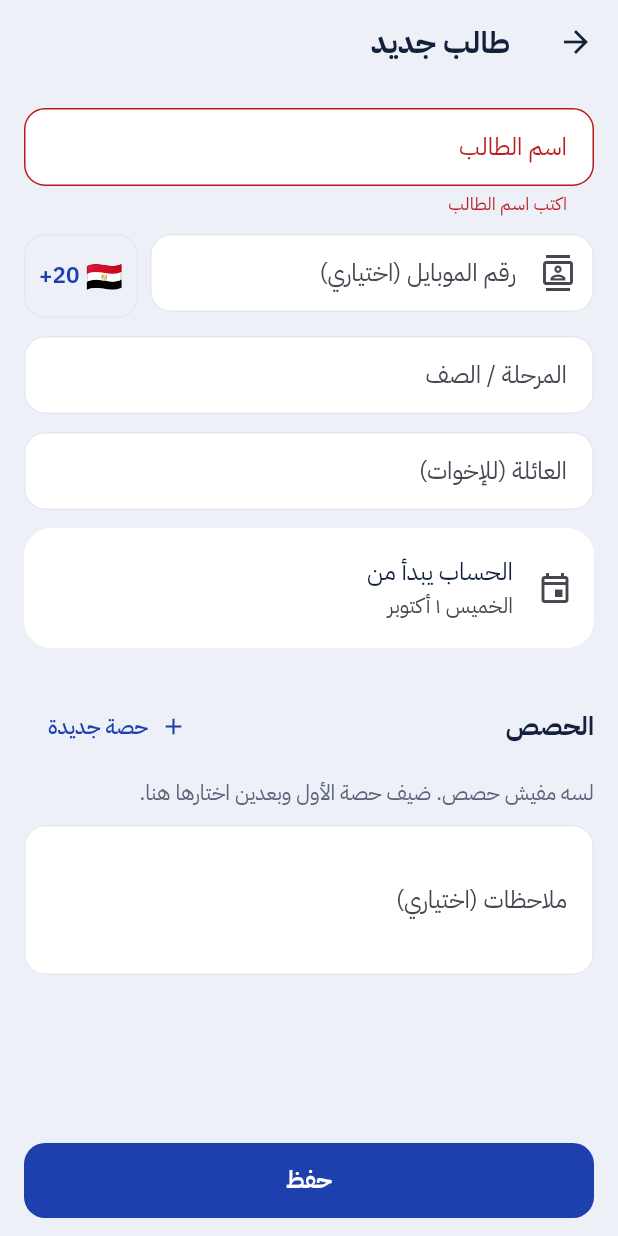
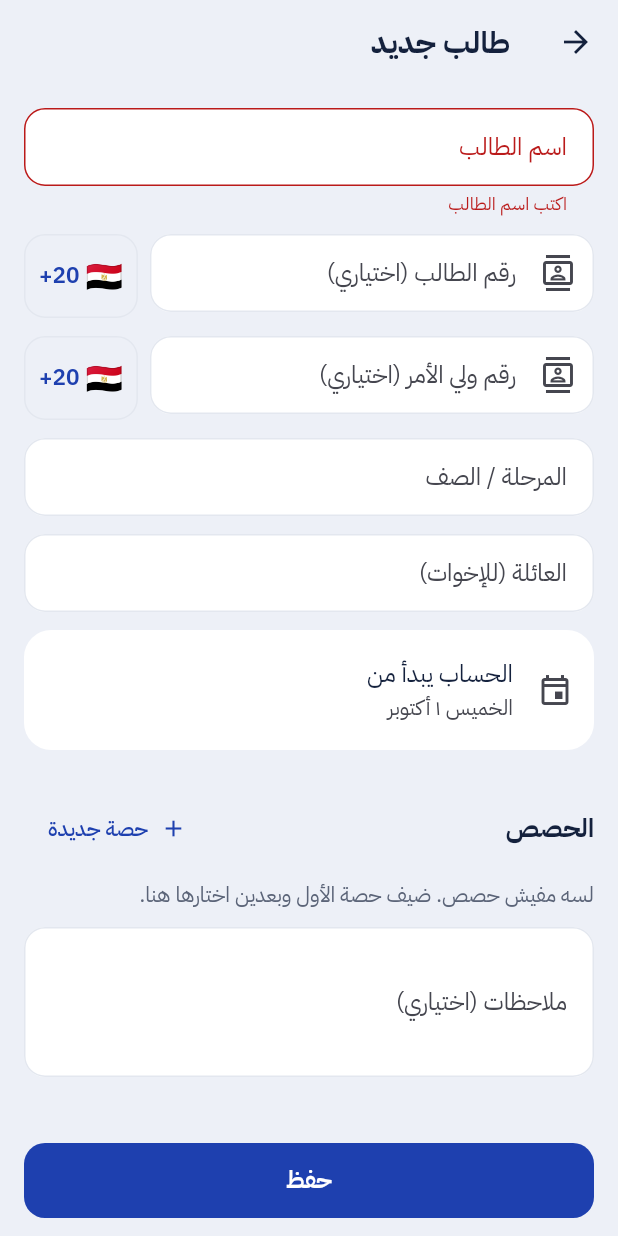
Before and after one commit to medokasemasd-ai/dorosi, a Flutter app: the StudentForm screen opened directly, after a tap on "حفظ", on a phone screen of 412 x 824 dp. Run offline on Flutter 3.47's test engine with Material 3 defaults, Android fonts, the phone set to English and light mode, and no system bars; our stand-ins replace file_picker, flutter_local_notifications, flutter_timezone, share_plus, timezone; missing offline and left inert: home_widget.

Commit message:
Keep a parent's number beside the student's
Each number has its own country code and contacts picker, the student page
offers call and WhatsApp for both, and payment reminders go to the parent
when there is one.

Co-Authored-By: Claude Opus 5.5 (1M context) <noreply@anthropic.com>
Claude-Session: https://claude.ai/code/session_01GDz5qe47P4iUSPjctsKpBB

```diff
--- a/lib/models.dart
+++ b/lib/models.dart
@@ -159,6 +159,7 @@ class Student {
     required this.id,
     required this.name,
     this.phone = '',
+    this.parentPhone = '',
     this.stage = '',
     this.family = '',
     this.notes = '',
@@ -173,6 +174,9 @@ class Student {
   String id;
   String name;
   String phone;
+
+  /// The parent's number, for calls and payment reminders.
+  String parentPhone;
   String stage;
 
   /// Students sharing the same family name are siblings.
@@ -188,10 +192,14 @@ class Student {
   bool archived;
   DateTime joinedAt;
 
+  /// Where payment reminders go: the parent if known, else the student.
+  String get billingPhone => parentPhone.isNotEmpty ? parentPhone : phone;
+
   Map<String, dynamic> toJson() => {
     'id': id,
     'name': name,
     'phone': phone,
+    'parentPhone': parentPhone,
     'stage': stage,
     'family': family,
     'notes': notes,
@@ -205,6 +213,7 @@ class Student {
     id: j['id'] as String,
     name: j['name'] as String,
     phone: (j['phone'] ?? '') as String,
+    parentPhone: (j['parentPhone'] ?? '') as String,
     stage: (j['stage'] ?? '') as String,
     family: (j['family'] ?? '') as String,
     notes: (j['notes'] ?? '') as String,
--- a/lib/ui/group_form.dart
+++ b/lib/ui/group_form.dart
@@ -2,6 +2,7 @@ import 'package:flutter/material.dart';
 
 import '../format.dart';
 import '../models.dart';
+import '../phone.dart';
 import '../store.dart';
 import 'common.dart';
 import 'student_form.dart';
@@ -449,7 +450,7 @@ class _GroupFormState extends State<GroupForm> {
     final s = Student(
       id: store.newId(),
       name: name.text.trim(),
-      phone: westernDigits(phone.text.trim()),
+      phone: joinPhone(splitPhone(phone.text).$1, splitPhone(phone.text).$2),
       family: family.text.trim(),
       stage: _stage.text.trim(),
       joinedAt: dateOnly(_start),
--- a/lib/ui/payments_page.dart
+++ b/lib/ui/payments_page.dart
@@ -219,7 +219,7 @@ class _PaymentsPageState extends State<PaymentsPage> {
               title: const Text('تسجيل دفع'),
               onTap: () => Navigator.pop(c, 'pay'),
             ),
-            if (s.phone.isNotEmpty && r.bill.remaining > 0)
+            if (s.billingPhone.isNotEmpty && r.bill.remaining > 0)
               ListTile(
                 leading: const Icon(Icons.chat_outlined),
                 title: const Text('تذكير بالمبلغ على واتساب'),
@@ -244,7 +244,7 @@ class _PaymentsPageState extends State<PaymentsPage> {
             '${r.bill.lessonsUnpaid > 0 ? '${unitsCount(r.bill.lessonsUnpaid)} لسه مدفوعتش، ' : ''}'
             'الباقي ${fmtMoney(r.bill.remaining, currency)}. شكرًا';
         await launchUrl(
-          Uri.parse('https://wa.me/${whatsappNumber(s.phone)}?text=${Uri.encodeComponent(text)}'),
+          Uri.parse('https://wa.me/${whatsappNumber(s.billingPhone)}?text=${Uri.encodeComponent(text)}'),
           mode: LaunchMode.externalApplication,
         );
       case 'open':
--- a/lib/ui/student_form.dart
+++ b/lib/ui/student_form.dart
@@ -83,8 +83,8 @@ class StudentForm extends StatefulWidget {
 class _StudentFormState extends State<StudentForm> {
   final _form = GlobalKey<FormState>();
   late final _name = TextEditingController(text: widget.student?.name);
-  final _phone = TextEditingController();
-  String _code = '20';
+  final _phone = _Phone();
+  final _parentPhone = _Phone();
   late final _stage = TextEditingController(text: widget.student?.stage);
   late final _family = TextEditingController(text: widget.student?.family);
   late final _notes = TextEditingController(text: widget.student?.notes);
@@ -101,9 +101,9 @@ class _StudentFormState extends State<StudentForm> {
     _init = true;
     final d = StoreScope.read(context).data;
     final s = widget.student;
-    final (code, local) = splitPhone(s?.phone ?? '', fallback: d.settings.currency == 'ر.س' ? '966' : '20');
-    _code = code;
-    _phone.text = local;
+    final fallback = d.settings.currency == 'ر.س' ? '966' : '20';
+    _phone.load(s?.phone ?? '', fallback);
+    _parentPhone.load(s?.parentPhone ?? '', fallback);
     if (s != null) {
       _groups.addAll(d.groupsOf(s, includeArchived: true).map((g) => g.id));
       s.priceOverrides.forEach((gid, p) => _prices[gid] = TextEditingController(text: _plain(p)));
@@ -142,32 +142,9 @@ class _StudentFormState extends State<StudentForm> {
               validator: (v) => (v ?? '').trim().isEmpty ? 'اكتب اسم الطالب' : null,
             ),
             const SizedBox(height: 12),
-            Row(
-              crossAxisAlignment: CrossAxisAlignment.start,
-              children: [
-                Expanded(
-                  child: TextFormField(
-                    controller: _phone,
-                    keyboardType: TextInputType.phone,
-                    textDirection: TextDirection.ltr,
-                    // An empty number is usually in the phone's contacts already.
-                    onTap: () {
-                      if (_phone.text.trim().isEmpty) _pickContact();
-                    },
-                    decoration: InputDecoration(
-                      labelText: 'رقم الموبايل (اختياري)',
-                      prefixIcon: IconButton(
-                        tooltip: 'اختار من الأسماء',
-                        icon: const Icon(Icons.contacts_outlined),
-                        onPressed: _pickContact,
-                      ),
-                    ),
-                  ),
-                ),
-                const SizedBox(width: 8),
-                _CountryButton(code: _code, onChanged: (c) => setState(() => _code = c)),
-              ],
-            ),
+            _phoneField(_phone, 'رقم الطالب (اختياري)', fillName: true),
+            const SizedBox(height: 12),
+            _phoneField(_parentPhone, 'رقم ولي الأمر (اختياري)'),
             const SizedBox(height: 12),
             _Suggest(controller: _stage, label: 'المرحلة / الصف', options: stages, hint: 'مثال: الثالث الثانوي'),
             const SizedBox(height: 12),
@@ -270,15 +247,42 @@ class _StudentFormState extends State<StudentForm> {
     );
   }
 
-  Future<void> _pickContact() async {
+  Widget _phoneField(_Phone p, String label, {bool fillName = false}) => Row(
+    crossAxisAlignment: CrossAxisAlignment.start,
+    children: [
+      Expanded(
+        child: TextFormField(
+          controller: p.text,
+          keyboardType: TextInputType.phone,
+          textDirection: TextDirection.ltr,
+          // An empty number is usually in the phone's contacts already.
+          onTap: () {
+            if (p.text.text.trim().isEmpty) _pickContact(p, fillName: fillName);
+          },
+          decoration: InputDecoration(
+            labelText: label,
+            prefixIcon: IconButton(
+              tooltip: 'اختار من الأسماء',
+              icon: const Icon(Icons.contacts_outlined),
+              onPressed: () => _pickContact(p, fillName: fillName),
+            ),
+          ),
+        ),
+      ),
+      const SizedBox(width: 8),
+      _CountryButton(code: p.code, onChanged: (c) => setState(() => p.code = c)),
+    ],
+  );
+
+  Future<void> _pickContact(_Phone p, {bool fillName = false}) async {
     try {
       final c = await pickContactPhone();
       if (c == null || !mounted) return;
-      final (code, local) = splitPhone(c.number, fallback: _code);
+      final (code, local) = splitPhone(c.number, fallback: p.code);
       setState(() {
-        if (code.isNotEmpty) _code = code;
-        _phone.text = local;
-        if (_name.text.trim().isEmpty) _name.text = c.name;
+        if (code.isNotEmpty) p.code = code;
+        p.text.text = local;
+        if (fillName && _name.text.trim().isEmpty) _name.text = c.name;
       });
       FocusManager.instance.primaryFocus?.unfocus();
     } catch (_) {
@@ -292,7 +296,8 @@ class _StudentFormState extends State<StudentForm> {
     final s = widget.student ?? Student(id: store.newId(), name: '');
     s
       ..name = _name.text.trim()
-      ..phone = joinPhone(_code, _phone.text)
+      ..phone = _phone.value
+      ..parentPhone = _parentPhone.value
       ..stage = _stage.text.trim()
       ..family = _family.text.trim()
       ..notes = _notes.text.trim()
@@ -415,3 +420,17 @@ class _CountryButton extends StatelessWidget {
     );
   }
 }
+
+/// A phone number being edited: its country code and the local part.
+class _Phone {
+  final text = TextEditingController();
+  String code = '20';
+
+  void load(String phone, String fallback) {
+    final (c, local) = splitPhone(phone, fallback: fallback);
+    code = c;
+    text.text = local;
+  }
+
+  String get value => joinPhone(code, text.text);
+}
```
Also changed, not shown: lib/ui/student_page.dart (+56 -21 lines), 1 other file.
